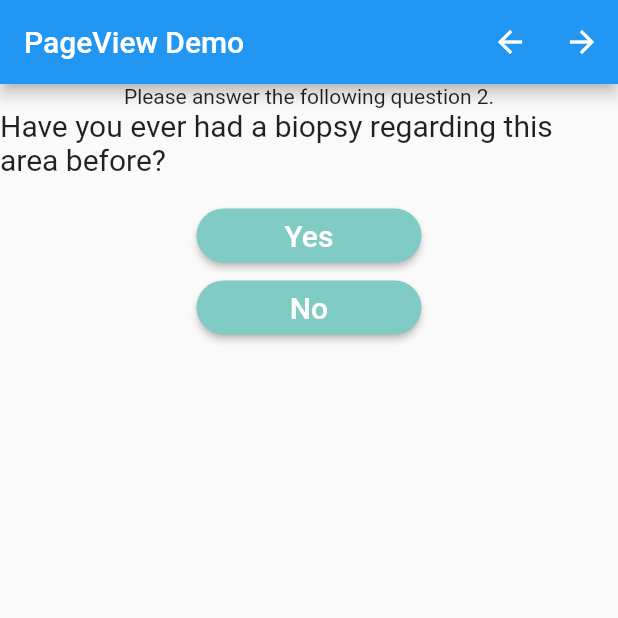
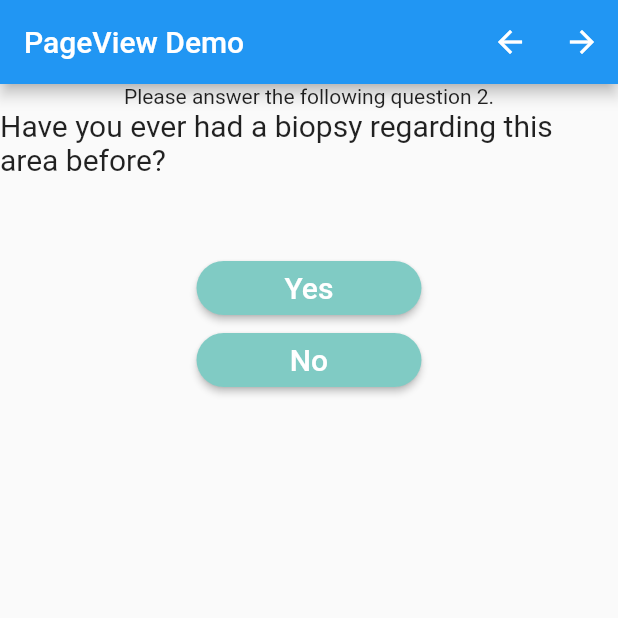
Before and after one commit to Endev-Brian-Kan/PageViewExercise, a Flutter app: the screen it shows after launch, swiped to page 2, on a phone screen of 412 x 824 dp, the top half of it. Run offline on Flutter 3.47's test engine with Material 2 defaults, Android fonts, the phone set to English and light mode, and no system bars.

Commit message:
Removed old code

```diff
--- a/lib/main.dart
+++ b/lib/main.dart
@@ -46,7 +46,7 @@ class _HomePageState extends State<HomePage> {
           },
           children: <Widget>[
             Container(
-              // color: Colors.indigo,
+              // PAGE 1 STARTS HERE ============================
               child: Column(
                 children: <Widget>[
                   Text(
@@ -77,18 +77,6 @@ class _HomePageState extends State<HomePage> {
                       ),
                     ),
                   ),
-                  // RaisedButton(
-                  //   shape: RoundedRectangleBorder(
-                  //       borderRadius: BorderRadius.circular(50)),
-                  //   color: Colors.teal[200],
-                  //   onPressed: () {
-                  //     pageController.animateToPage(++pageChanged,
-                  //         duration: Duration(milliseconds: 250),
-                  //         curve: Curves.bounceInOut);
-                  //   },
-                  //   child: Text('Yes',
-                  //       style: TextStyle(fontSize: 20, color: Colors.white)),
-                  // ),
                   ButtonTheme(
                     minWidth: 150,
                     child: RaisedButton(
@@ -106,23 +94,11 @@ class _HomePageState extends State<HomePage> {
                       ),
                     ),
                   ),
-                  // RaisedButton(
-                  //   shape: RoundedRectangleBorder(
-                  //       borderRadius: BorderRadius.circular(50)),
-                  //   color: Colors.teal[200],
-                  //   onPressed: () {
-                  //     pageController.animateToPage(--pageChanged,
-                  //         duration: Duration(milliseconds: 250),
-                  //         curve: Curves.bounceInOut);
-                  //   },
-                  //   child: Text('No',
-                  //       style: TextStyle(fontSize: 20, color: Colors.white)),
-                  // ),
                 ],
               ),
             ),
             Container(
-              // color: Colors.red,
+              // PAGE 2 STARTS HERE ============================
               child: Column(
                 children: <Widget>[
                   Text(
@@ -134,7 +110,7 @@ class _HomePageState extends State<HomePage> {
                       fontSize: 20,
                     ),
                   ),
-                  SizedBox(height: 15),
+                  SizedBox(height: 50),
                   ButtonTheme(
                     minWidth: 150,
                     child: RaisedButton(
@@ -150,18 +126,6 @@ class _HomePageState extends State<HomePage> {
                           style: TextStyle(fontSize: 20, color: Colors.white)),
                     ),
                   ),
-                  // RaisedButton(
-                  //   shape: RoundedRectangleBorder(
-                  //       borderRadius: BorderRadius.circular(50)),
-                  //   color: Colors.teal[200],
-                  //   onPressed: () {
-                  //     pageController.animateToPage(++pageChanged,
-                  //         duration: Duration(milliseconds: 250),
-                  //         curve: Curves.bounceInOut);
-                  //   },
-                  //   child: Text('Yes',
-                  //       style: TextStyle(fontSize: 20, color: Colors.white)),
-                  // ),
                   ButtonTheme(
                     minWidth: 150,
                     child: RaisedButton(
@@ -177,23 +141,11 @@ class _HomePageState extends State<HomePage> {
                           style: TextStyle(fontSize: 20, color: Colors.white)),
                     ),
                   ),
-                  // RaisedButton(
-                  //   shape: RoundedRectangleBorder(
-                  //       borderRadius: BorderRadius.circular(50)),
-                  //   color: Colors.teal[200],
-                  //   onPressed: () {
-                  //     pageController.animateToPage(--pageChanged,
-                  //         duration: Duration(milliseconds: 250),
-                  //         curve: Curves.bounceInOut);
-                  //   },
-                  //   child: Text('No',
-                  //       style: TextStyle(fontSize: 20, color: Colors.white)),
-                  // ),
                 ],
               ),
             ),
             Container(
-              // color: Colors.brown,
+              // PAGE 3 STARTS HERE ============================
               child: Column(
                 children: <Widget>[
                   Text(
@@ -205,7 +157,7 @@ class _HomePageState extends State<HomePage> {
                       fontSize: 20,
                     ),
                   ),
-                  SizedBox(height: 15),
+                  SizedBox(height: 50),
                   ButtonTheme(
                     minWidth: 150,
                     child: RaisedButton(
@@ -221,18 +173,6 @@ class _HomePageState extends State<HomePage> {
                           style: TextStyle(fontSize: 20, color: Colors.white)),
                     ),
                   ),
-                  // RaisedButton(
-                  //   shape: RoundedRectangleBorder(
-                  //       borderRadius: BorderRadius.circular(50)),
-                  //   color: Colors.teal[200],
-                  //   onPressed: () {
-                  //     pageController.animateToPage(++pageChanged,
-                  //         duration: Duration(milliseconds: 250),
-                  //         curve: Curves.bounceInOut);
-                  //   },
-                  //   child: Text('Yes',
-                  //       style: TextStyle(fontSize: 20, color: Colors.white)),
-                  // ),
                   ButtonTheme(
                     minWidth: 150,
                     child: RaisedButton(
@@ -248,18 +188,6 @@ class _HomePageState extends State<HomePage> {
                           style: TextStyle(fontSize: 20, color: Colors.white)),
                     ),
                   ),
-                  // RaisedButton(
-                  //   shape: RoundedRectangleBorder(
-                  //       borderRadius: BorderRadius.circular(50)),
-                  //   color: Colors.teal[200],
-                  //   onPressed: () {
-                  //     pageController.animateToPage(--pageChanged,
-                  //         duration: Duration(milliseconds: 250),
-                  //         curve: Curves.bounceInOut);
-                  //   },
-                  //   child: Text('No',
-                  //       style: TextStyle(fontSize: 20, color: Colors.white)),
-                  // ),
                 ],
               ),
             )
```
